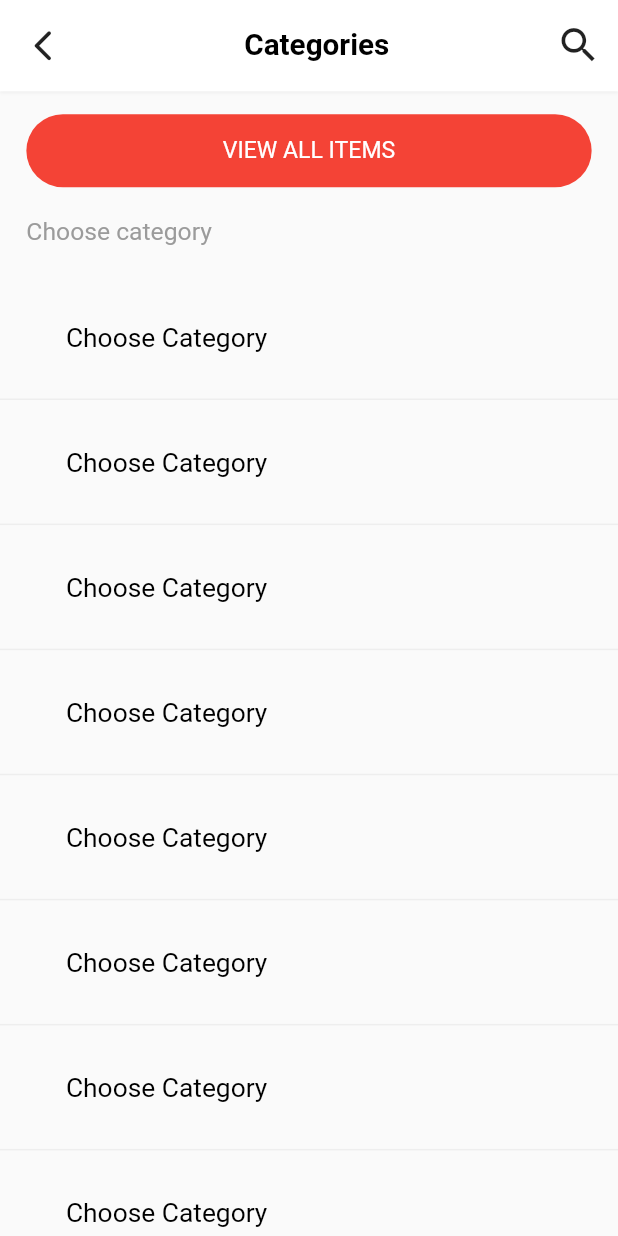
After one commit to yasirbscs2020/e_commerce_app_fashion_sale, a Flutter app: the ChooseCategoryPage screen opened by its route, on a phone screen of 412 x 824 dp. The commit adds this screen. Run offline on Flutter 3.47's test engine with Material 2 defaults, Android fonts, the phone set to English and light mode, and no system bars; our stand-ins replace flutter_screenutil, image_picker, smooth_star_rating.

Commit message:
choose category screen completd

```diff
--- a/lib/core/route/routes.dart
+++ b/lib/core/route/routes.dart
@@ -1,6 +1,7 @@
 import 'package:e_commerce_app_fashion_sale/core/route/routes_names.dart';
 import 'package:e_commerce_app_fashion_sale/ui/anonymous/forgot_password.dart';
 import 'package:e_commerce_app_fashion_sale/ui/anonymous/sign_up/sign_up_screen.dart';
+import 'package:e_commerce_app_fashion_sale/ui/common/categories/choose_category_screen.dart';
 import 'package:e_commerce_app_fashion_sale/ui/common/visual_search/visual_search_screen.dart';
 import 'package:e_commerce_app_fashion_sale/ui/dashboard/dashboard_screen.dart';
 import 'package:flutter/material.dart';
@@ -16,6 +17,7 @@ Map<String, WidgetBuilder> getAppRoutes() {
     RoutesName.search: (context) => const VisualSearchPage(),
     RoutesName.forgotPassword: (context) => const ForgotPasswordPage(),
     RoutesName.dashboard: (context) => const DashBoardPage(),
+    RoutesName.chooseCategory: (context) => const ChooseCategoryPage(),
   };
 }
 
--- a/lib/core/route/routes_names.dart
+++ b/lib/core/route/routes_names.dart
@@ -5,4 +5,5 @@ class RoutesName {
   static const String search = "/searchpage";
   static const String forgotPassword = "/forgot_password";
   static const String dashboard = "/dashboard";
+  static const String chooseCategory = "/choose_category";
 }
--- /dev/null
+++ b/lib/model/category/choose_category_model.dart
@@ -0,0 +1,3 @@
+class ChooseCategoryModel {
+  String categoryName = "Choose Category";
+}
--- a/lib/ui/common/categories/category_screen.dart
+++ b/lib/ui/common/categories/category_screen.dart
@@ -1,5 +1,4 @@
 import 'package:e_commerce_app_fashion_sale/constants/colors.dart';
-import 'package:e_commerce_app_fashion_sale/constants/consts_image_paths.dart';
 import 'package:e_commerce_app_fashion_sale/model/category/women_category_model.dart';
 import 'package:e_commerce_app_fashion_sale/ui/common/categories/widget/category_card_widget.dart';
 import 'package:e_commerce_app_fashion_sale/widgets/common/buttons/back_button.dart';
--- /dev/null
+++ b/lib/ui/common/categories/choose_category_screen.dart
@@ -0,0 +1,90 @@
+import 'package:e_commerce_app_fashion_sale/constants/colors.dart';
+import 'package:e_commerce_app_fashion_sale/model/category/choose_category_model.dart';
+import 'package:e_commerce_app_fashion_sale/ui/common/categories/widget/choose_category_widget.dart';
+import 'package:e_commerce_app_fashion_sale/widgets/common/buttons/back_button.dart';
+import 'package:e_commerce_app_fashion_sale/widgets/common/buttons/cms_primary_button.dart';
+import 'package:e_commerce_app_fashion_sale/widgets/common/text_styles/cms_text_style.dart';
+import 'package:flutter/material.dart';
+import 'package:flutter_screenutil/flutter_screenutil.dart';
+
+class ChooseCategoryPage extends StatelessWidget {
+  const ChooseCategoryPage({Key? key}) : super(key: key);
+
+  @override
+  Widget build(BuildContext context) {
+    return SafeArea(
+      child: Scaffold(
+        body: Column(
+          crossAxisAlignment: CrossAxisAlignment.start,
+          children: [
+            Container(
+              padding: EdgeInsets.only(right: 10.w),
+              height: 60.h,
+              decoration: const BoxDecoration(
+                color: ColorPathConstants.whiteColor,
+                boxShadow: [
+                  BoxShadow(
+                    color: ColorPathConstants.lightGrey,
+                    blurRadius: 1,
+                    offset: Offset(0, 1),
+                  ),
+                ],
+              ),
+              child: Row(
+                mainAxisAlignment: MainAxisAlignment.spaceBetween,
+                crossAxisAlignment: CrossAxisAlignment.center,
+                children: [
+                  const CmsBackButton(),
+                  Text(
+                    "Categories",
+                    style: CmsTextStyle.getCustomTextStyle(
+                        fontSize: 18.sp, fontWeight: FontWeight.bold),
+                  ),
+                  Icon(Icons.search, size: 30.r),
+                ],
+              ),
+            ),
+            SizedBox(height: 15.h),
+            Padding(
+              padding: EdgeInsets.symmetric(horizontal: 16.w),
+              child: CmsPrimaryButton(
+                height: 48.h,
+                text: "VIEW ALL ITEMS",
+                color: ColorPathConstants.redColor,
+                textStyle: CmsTextStyle.getCustomTextStyle(
+                  color: ColorPathConstants.whiteColor,
+                  fontSize: 14.sp,
+                ),
+                onButtonPressed: () {
+                  // Navigator.pushNamed(context, RoutesName.search);
+                },
+              ),
+            ),
+            Padding(
+              padding: EdgeInsets.only(
+                  left: 16.w, right: 16.w, top: 20.h, bottom: 20.h),
+              child: Text(
+                "Choose category",
+                style: CmsTextStyle.getCustomTextStyle(
+                    fontSize: 15.sp, color: ColorPathConstants.greyColor),
+              ),
+            ),
+            Expanded(
+              child: ListView.builder(
+                scrollDirection: Axis.vertical,
+                shrinkWrap: true,
+                itemCount: 10,
+                itemBuilder: (context, index) {
+                  ChooseCategoryModel model = ChooseCategoryModel();
+                  return Padding(
+                      padding: EdgeInsets.symmetric(vertical: 1.w),
+                      child: ChooseCategoryWidget(chooseCategoryModel: model));
+                },
+              ),
+            ),
+          ],
+        ),
+      ),
+    );
+  }
+}
--- a/lib/ui/common/categories/widget/category_card_widget.dart
+++ b/lib/ui/common/categories/widget/category_card_widget.dart
@@ -1,4 +1,5 @@
 import 'package:e_commerce_app_fashion_sale/constants/colors.dart';
+import 'package:e_commerce_app_fashion_sale/core/route/routes_names.dart';
 import 'package:e_commerce_app_fashion_sale/model/category/women_category_model.dart';
 import 'package:e_commerce_app_fashion_sale/widgets/common/text_styles/cms_text_style.dart';
 import 'package:flutter/material.dart';
@@ -9,7 +10,11 @@ class CategoryCardWidget extends StatelessWidget {
   final WomenCategoryModel womenCategoryModel;
   @override
   Widget build(BuildContext context) {
-    return Container(
+    return InkWell(
+      onTap: () {
+        Navigator.pushNamed(context, RoutesName.chooseCategory);
+      },
+      child: Container(
         height: 100.h,
         width: 343.w,
         decoration: BoxDecoration(
@@ -35,6 +40,7 @@ class CategoryCardWidget extends StatelessWidget {
             ),
           ],
         ),
+      ),
     );
   }
 }
--- /dev/null
+++ b/lib/ui/common/categories/widget/choose_category_widget.dart
@@ -0,0 +1,39 @@
+import 'package:e_commerce_app_fashion_sale/constants/colors.dart';
+import 'package:e_commerce_app_fashion_sale/model/category/choose_category_model.dart';
+import 'package:e_commerce_app_fashion_sale/widgets/common/text_styles/cms_text_style.dart';
+import 'package:flutter/material.dart';
+import 'package:flutter_screenutil/flutter_screenutil.dart';
+
+class ChooseCategoryWidget extends StatelessWidget {
+  const ChooseCategoryWidget({required this.chooseCategoryModel, super.key});
+  final ChooseCategoryModel chooseCategoryModel;
+  @override
+  Widget build(BuildContext context) {
+    return InkWell(
+      onTap: () {
+        // Navigator.pushNamed(context, RoutesName.chooseCategory);
+      },
+      child: Container(
+        height: 80.h,
+        decoration: BoxDecoration(
+          border: Border(
+            bottom: BorderSide(
+              width: 1.0,
+              color: ColorPathConstants.lightGrey,
+            ),
+          ),
+        ),
+        child: Padding(
+          padding: EdgeInsets.only(left: 40.w, right: 40.w),
+          child: Align(
+            alignment: Alignment.centerLeft,
+            child: Text(
+              chooseCategoryModel.categoryName,
+              style: CmsTextStyle.getCustomTextStyle(fontSize: 16.sp),
+            ),
+          ),
+        ),
+      ),
+    );
+  }
+}
```
Lines whose indentation alone changed are shown as unchanged.
